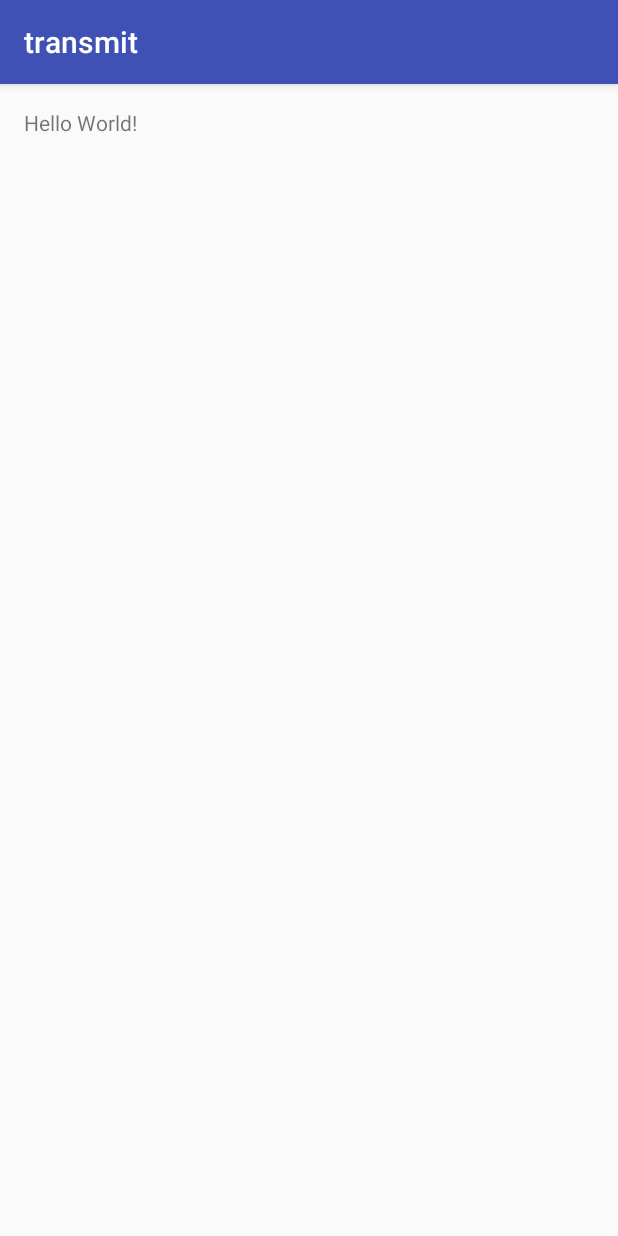
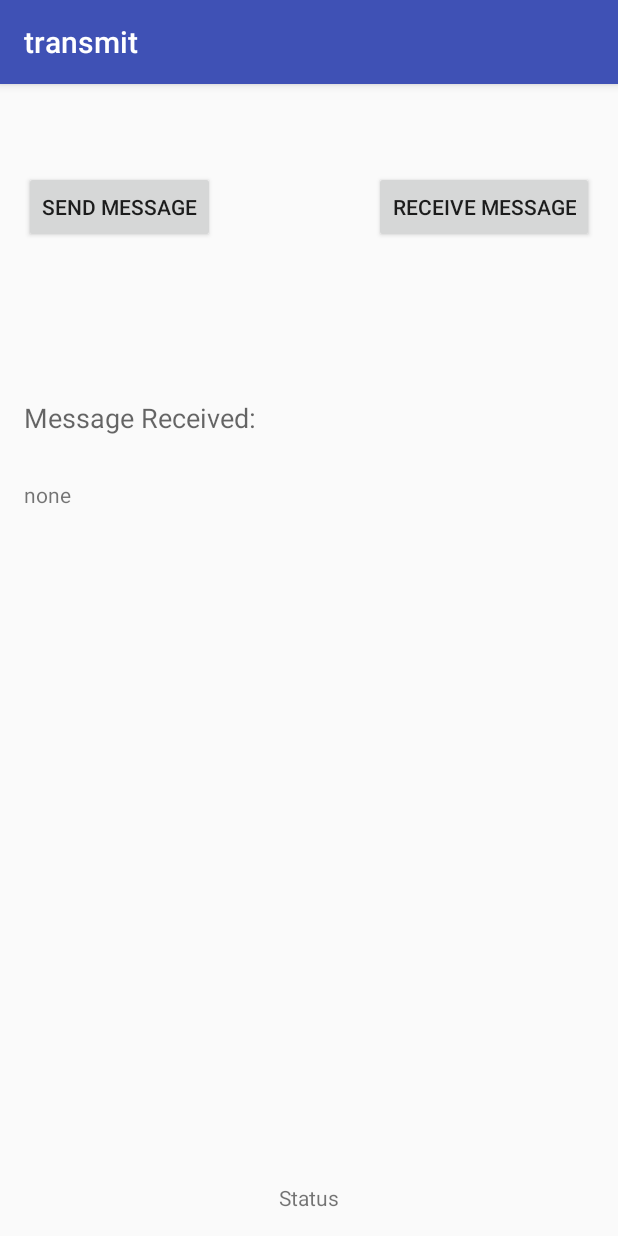
Before and after one commit to csinko/transmit, an Android app: the screen it shows after launch (MainActivity), on a phone screen of 412 x 824 dp. Run offline under Robolectric (Android 15) with nearby library versions, the phone set to English and light mode, and no system bars; libraries missing offline, so code that uses them is left out: org.quietmodem; 5 statements that could not run were skipped.

Commit message:
Added base services for sending / receiving

```diff
--- a/android/transmit/app/build.gradle
+++ b/android/transmit/app/build.gradle
@@ -23,4 +23,5 @@ dependencies {
     compile fileTree(dir: 'libs', include: ['*.jar'])
     testCompile 'junit:junit:4.12'
     compile 'com.android.support:appcompat-v7:23.4.0'
+    compile project(path: ':quiet')
 }
--- a/android/transmit/app/src/main/java/io/stoh/transmit/MainActivity.java
+++ b/android/transmit/app/src/main/java/io/stoh/transmit/MainActivity.java
@@ -1,16 +1,133 @@
 package io.stoh.transmit;
 
+import android.Manifest;
+import android.content.pm.PackageManager;
+import android.support.v4.app.ActivityCompat;
+import android.support.v4.content.ContextCompat;
 import android.support.v7.app.AppCompatActivity;
 import android.os.Bundle;
+import android.util.Log;
+import android.view.View;
+import android.widget.TextView;
+
 import java.io.IOException;
 import org.quietmodem.Quiet.*;
 
 
 public class MainActivity extends AppCompatActivity {
 
+    FrameReceiverConfig receiverConfig = null;
+    FrameTransmitterConfig transmitterConfig = null;
+    FrameReceiver receiver = null;
+    FrameTransmitter transmitter = null;
+
     @Override
     protected void onCreate(Bundle savedInstanceState) {
         super.onCreate(savedInstanceState);
         setContentView(R.layout.activity_main);
+
+        try {
+            transmitterConfig = new FrameTransmitterConfig(
+                    this,
+                    "audible");
+            receiverConfig = new FrameReceiverConfig(
+                    this,
+                    "audible");
+        } catch (IOException e) {
+            // could not build configs
+        }
+
+        try {
+            boolean permission = ContextCompat.checkSelfPermission(this,
+                    Manifest.permission.RECORD_AUDIO) == PackageManager.PERMISSION_GRANTED;
+            Log.d("PERMISSIONS", String.valueOf(permission));
+            if (!permission) {
+                ActivityCompat.requestPermissions(this,
+                        new String[]{Manifest.permission.RECORD_AUDIO}, 1);
+            }
+            else {
+                setupReceiver();
+            }
+            transmitter = new FrameTransmitter(transmitterConfig);
+
+
+
+        } catch (ModemException e) {
+            e.printStackTrace();
+            // could not set up receiver/transmitter
+        }
+
+
+
+    }
+
+    public void onRequestPermissionsResult(int requestCode,
+                                           String permissions[], int[] grantResults) {
+        switch (requestCode) {
+            case 1: {
+                // If request is cancelled, the result arrays are empty.
+                if (grantResults.length > 0
+                        && grantResults[0] == PackageManager.PERMISSION_GRANTED) {
+                    Log.d("PERMISSIONS", "Permission granted for audio");
+                    setupReceiver();
+
+                } else {
+                    Log.e("PERMISSIONS", "No permission for audio");
+                    finish();
+                }
+            }
+        }
+    }
+
+    public void setupReceiver() {
+        try {
+            receiverConfig = new FrameReceiverConfig(
+                    this,
+                    "audible-7k-channel-0");
+        } catch (IOException e) {
+            e.printStackTrace();
+        }
+        try {
+            receiver = new FrameReceiver(receiverConfig);
+            Log.d("RECEIVER", "Receiver Created!");
+        }
+        catch(ModemException e) {
+            e.printStackTrace();
+        }
+    }
+
+    public void send_sound_message(View view) {
+        TextView tv_status = (TextView) findViewById(R.id.tv_status);
+        String payload = "Hello, World!";
+        if (transmitter != null) {
+            try {
+                tv_status.setText("Status: Sending Message");
+                transmitter.send(payload.getBytes());
+            } catch (IOException e) {
+                // our message might be too long or the transmit queue full
+            }
+        }
+    }
+
+    public void receive_sound_message(View view) {
+        TextView tv_status = (TextView) findViewById(R.id.tv_status);
+        TextView tv_receive = (TextView) findViewById(R.id.tv_receive);
+        if (receiver != null) {
+            receiver.setBlocking(10, 0);
+            byte[] buf = new byte[1024];
+            long recvLen = 0;
+            try {
+                tv_status.setText("Status: Receiving Message (Timeout 10 seconds)");
+                recvLen = receiver.receive(buf);
+            } catch (IOException e) {
+                tv_status.setText("Status: Receiver Timed Out");
+                // read timed out
+            }
+
+            if (recvLen > 0) {
+                tv_status.setText("Status: Message Received");
+                tv_receive.setText(buf.toString());
+            }
+        }
     }
 }
--- a/android/transmit/app/src/main/res/layout/activity_main.xml
+++ b/android/transmit/app/src/main/res/layout/activity_main.xml
@@ -9,8 +9,51 @@
     android:paddingTop="@dimen/activity_vertical_margin"
     tools:context="io.stoh.transmit.MainActivity">
 
+    <Button
+        android:layout_width="wrap_content"
+        android:layout_height="wrap_content"
+        android:text="Send Message"
+        android:id="@+id/btn_send"
+        android:layout_marginTop="42dp"
+        android:onClick="send_sound_message"
+        android:layout_alignParentTop="true"
+        android:layout_alignParentStart="true" />
+
     <TextView
         android:layout_width="wrap_content"
         android:layout_height="wrap_content"
-        android:text="Hello World!" />
+        android:textAppearance="?android:attr/textAppearanceMedium"
+        android:text="Message Received: "
+        android:id="@+id/textView2"
+        android:layout_below="@+id/btn_send"
+        android:layout_alignStart="@+id/btn_send"
+        android:layout_marginTop="104dp" />
+
+    <TextView
+        android:layout_width="wrap_content"
+        android:layout_height="wrap_content"
+        android:textAppearance="?android:attr/textAppearanceSmall"
+        android:text="none"
+        android:id="@+id/tv_receive"
+        android:layout_below="@+id/textView2"
+        android:layout_alignStart="@+id/textView2"
+        android:layout_marginTop="29dp" />
+
+    <Button
+        android:layout_width="wrap_content"
+        android:layout_height="wrap_content"
+        android:text="Receive Message"
+        android:id="@+id/btn_receive"
+        android:layout_alignTop="@+id/btn_send"
+        android:onClick="receive_sound_message"
+        android:layout_alignParentEnd="true" />
+
+    <TextView
+        android:layout_width="wrap_content"
+        android:layout_height="wrap_content"
+        android:textAppearance="?android:attr/textAppearanceSmall"
+        android:text="Status"
+        android:id="@+id/tv_status"
+        android:layout_alignParentBottom="true"
+        android:layout_centerHorizontal="true" />
 </RelativeLayout>
```
Also changed, not shown: android/transmit/app/src/main/AndroidManifest.xml (+7 -0 lines), android/transmit/app/src/main/java/io/stoh/transmit/ReceiverService.java (added, +27 -0 lines), android/transmit/app/src/main/java/io/stoh/transmit/SenderService.java (added, +27 -0 lines).
